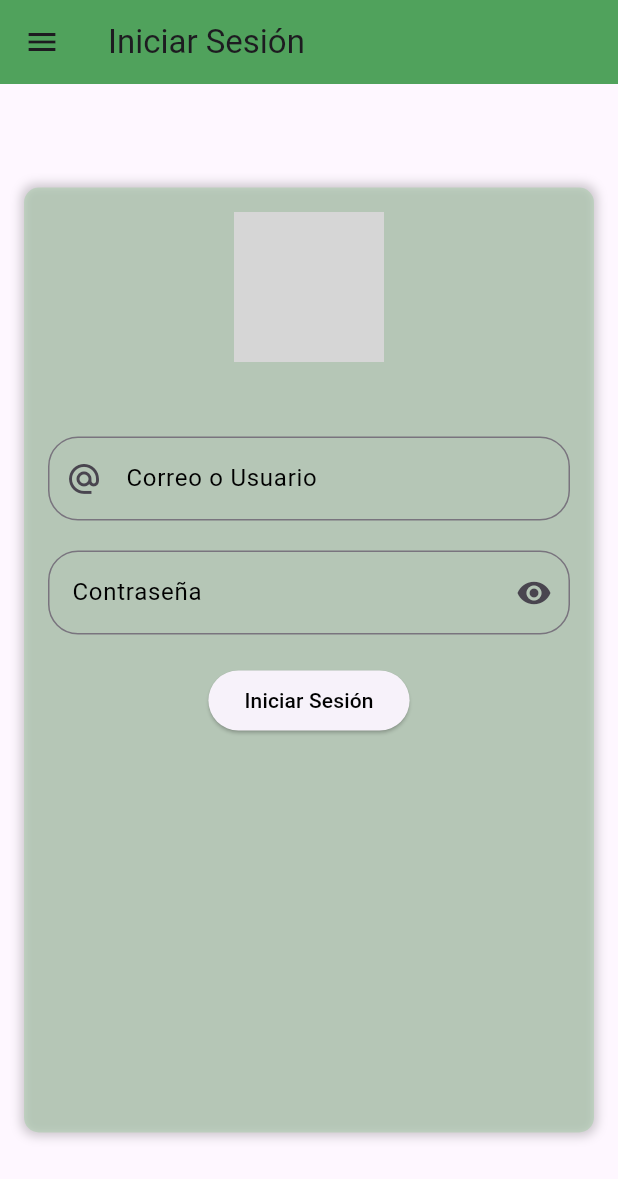
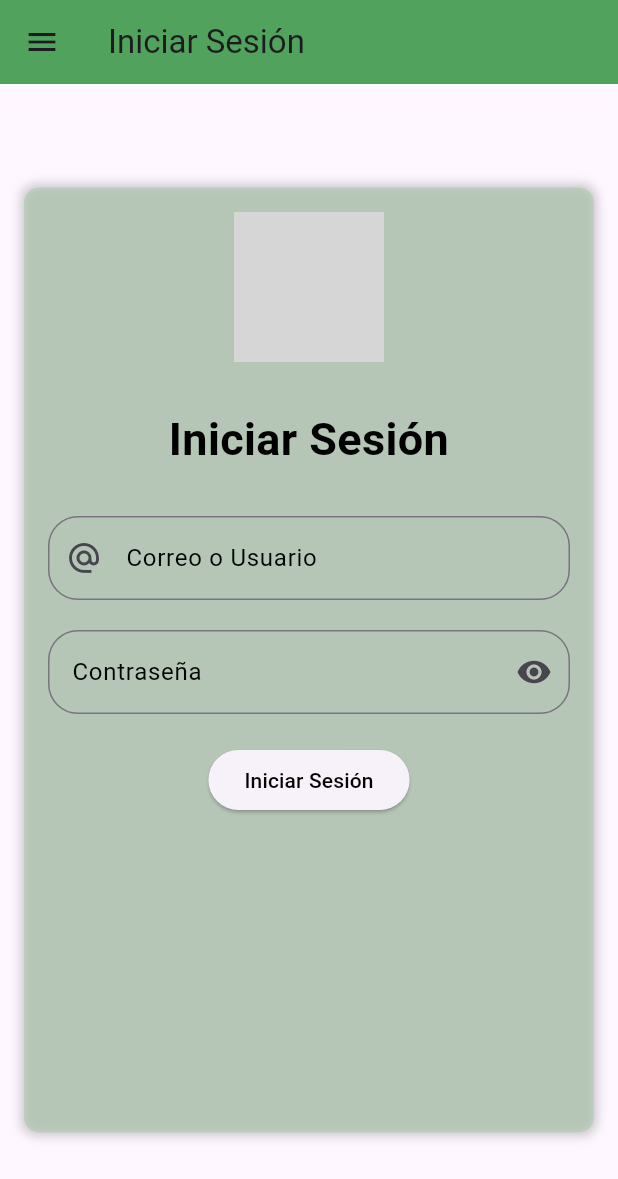
Before and after one commit to paolapatron2905/web, a Flutter app: the screen it shows after launch, on a phone screen of 412 x 824 dp. Shown: the top 1179 px of the screen. Run offline on Flutter 3.47's test engine with Material 3 defaults, Android fonts, the phone set to English and light mode, and no system bars; our stand-ins replace get, supabase_flutter; accounts and stored records are empty; grey boxes are pictures that could not be loaded.

Commit message:
algunos ajustes

```diff
--- a/lib/constants/custom_appbar.dart
+++ b/lib/constants/custom_appbar.dart
@@ -1,19 +1,19 @@
 import 'package:flutter/material.dart';
 
 class Custom_Appbar extends StatelessWidget implements PreferredSizeWidget {
-  final String titulo;
+  final String titulo_pag;
   final Color colorNew;
 
   const Custom_Appbar({
     super.key,
-    required this.titulo,
+    required this.titulo_pag,
     required this.colorNew,
   });
 
   @override
   Widget build(BuildContext context) {
     return AppBar(
-      title: Text(titulo),
+      title: Text(titulo_pag),
       backgroundColor: colorNew,
       elevation: 30,
     );
--- a/lib/screens/form_productos.dart
+++ b/lib/screens/form_productos.dart
@@ -1,7 +1,7 @@
 import 'package:flutter/material.dart';
 import 'package:inventario/constants/custom_appbar.dart';
 import 'package:inventario/constants/custom_drawer.dart';
-import 'package:get/get.dart';
+/* import 'package:get/get.dart'; */
 
 
 class Productos extends StatefulWidget {
@@ -36,7 +36,7 @@ class _ProductosState extends State<Productos> {
   @override
   Widget build(BuildContext context) {
     return Scaffold(
-      appBar: Custom_Appbar(titulo: 'Iniciar Sesión', colorNew: Colors.green),
+      appBar: Custom_Appbar(titulo_pag: 'Iniciar Sesión', colorNew: Colors.green),
       drawer: Custom_Drawer(),
       body: Padding(
         padding: const EdgeInsets.all(16.0),
@@ -64,7 +64,7 @@ class _ProductosState extends State<Productos> {
                   return null;
                 },
               ),
-               TextFormField(
+              TextFormField(
                 controller: _descripcionController,
                 decoration: InputDecoration(labelText: 'Precio'),
                 validator: (value) {
@@ -73,7 +73,8 @@ class _ProductosState extends State<Productos> {
                   }
                   return null;
                 },
-              ), TextFormField(
+              ),
+              TextFormField(
                 controller: _descripcionController,
                 decoration: InputDecoration(labelText: 'Stock'),
                 validator: (value) {
@@ -82,7 +83,8 @@ class _ProductosState extends State<Productos> {
                   }
                   return null;
                 },
-              ), TextFormField(
+              ),
+              TextFormField(
                 controller: _descripcionController,
                 decoration: InputDecoration(labelText: 'Unidad'),
                 validator: (value) {
@@ -91,7 +93,8 @@ class _ProductosState extends State<Productos> {
                   }
                   return null;
                 },
-              ), TextFormField(
+              ),
+              TextFormField(
                 controller: _descripcionController,
                 decoration: InputDecoration(labelText: 'Categoria'),
                 validator: (value) {
--- a/lib/screens/login.dart
+++ b/lib/screens/login.dart
@@ -17,7 +17,8 @@ class _LoginState extends State<Login> {
   @override
   Widget build(BuildContext context) {
     return Scaffold(
-      appBar: Custom_Appbar(titulo: 'Iniciar Sesión', colorNew: Colors.green),
+      appBar:
+          Custom_Appbar(titulo_pag: 'Iniciar Sesión', colorNew: Colors.green),
       drawer: Custom_Drawer(),
       body: Padding(
         padding: EdgeInsets.all(16.0),
@@ -51,7 +52,18 @@ class _LoginState extends State<Login> {
                           width: 100.0,
                         ),
                       ),
-                      SizedBox(height: 50.0),
+                      SizedBox(height: 30.0),
+
+                      Text(
+                        'Iniciar Sesión',
+                        textAlign: TextAlign.center,
+                        style: TextStyle(
+                          color: Colors.black,
+                          fontSize: 30.0,
+                          fontWeight: FontWeight.bold,
+                        ),
+                      ),
+                      SizedBox(height: 30.0),
 
                       /* Form Text Correo/Usuario */
                       TextFormField(
```
Also changed, not shown: 3 other files.
